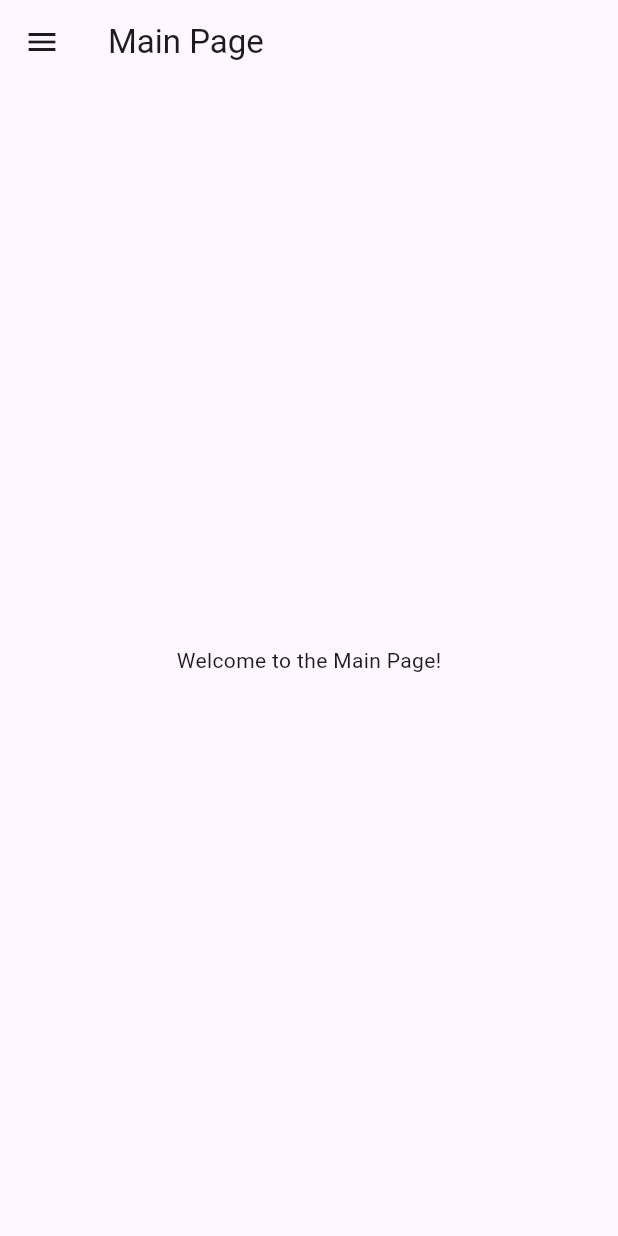
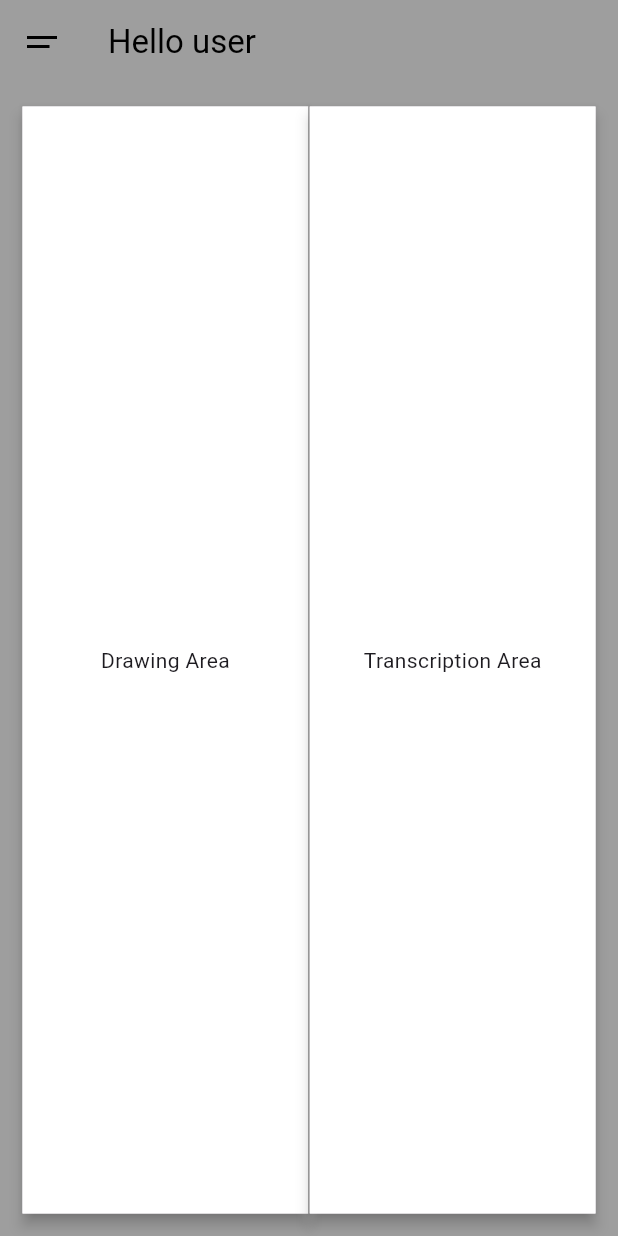
Before and after one commit to SergBoi01/Senior-Project, a Flutter app: the MainPage screen opened directly, on a phone screen of 412 x 824 dp. Run offline on Flutter 3.47's test engine with Material 3 defaults, Android fonts, the phone set to English and light mode, and no system bars; our stand-ins replace firebase_auth, firebase_core; accounts and stored records are empty.

Commit message:
Updated a few files slightly, mainly worked on main page frontend so we have a baseline for future work.

```diff
--- a/lib/main.dart
+++ b/lib/main.dart
@@ -1,6 +1,5 @@
 import 'package:flutter/material.dart';
 import 'package:senior_project/screens/splash_screen.dart';
-import 'package:senior_project/screens/registration_screen.dart';
 
 import 'package:firebase_core/firebase_core.dart';
 import 'firebase_options.dart';
--- a/lib/screens/main_page.dart
+++ b/lib/screens/main_page.dart
@@ -1,64 +1,171 @@
-
 import 'package:flutter/material.dart';
 import 'package:senior_project/screens/glossary_screen.dart';
+import 'package:senior_project/screens/login_screen.dart';
 import 'package:senior_project/screens/symbols_screen.dart';
 
-class MainPage extends StatelessWidget {
+class MainPage extends StatefulWidget {
   const MainPage({super.key});
+
+  @override
+  State<MainPage> createState() => _MainPageState();
+}
+
+class _MainPageState extends State<MainPage> with SingleTickerProviderStateMixin {
+  late AnimationController _animationController;
+  bool isMenuOpen = false;
+
+  @override
+  void initState() {
+    super.initState();
+    _animationController = AnimationController(
+      vsync: this,
+      duration: const Duration(milliseconds: 300),
+    );
+  }
+
+  @override
+  void dispose() {
+    _animationController.dispose();
+    super.dispose();
+  }
+
+  void _toggleMenu() {
+    if (isMenuOpen) {
+      _animationController.reverse();
+      Scaffold.of(context).openDrawer();
+    } else {
+      _animationController.forward();
+      Scaffold.of(context).openDrawer();
+    }
+    setState(() {
+      isMenuOpen = !isMenuOpen;
+    });
+  }
 
   @override
   Widget build(BuildContext context) {
     return Scaffold(
+      backgroundColor: Colors.grey[500],
       appBar: AppBar(
-        title: const Text('Main Page'),
+        backgroundColor: Colors.transparent,
+        elevation: 0,
+        automaticallyImplyLeading: false,
+        title: const Text(
+          'Hello user',
+          style: TextStyle(color: Colors.black),
+        ),
+        leading: Builder(
+          builder: (context) => IconButton(
+            icon: AnimatedBuilder(
+              animation: _animationController,
+              builder: (context, child) {
+                return Transform.rotate(
+                  angle: _animationController.value * 0.5 * 3.141592653589793,
+                  child: Column(
+                    mainAxisAlignment: MainAxisAlignment.center,
+                    crossAxisAlignment: CrossAxisAlignment.start,
+                    children: [
+                      Container(
+                        height: 2,
+                        width: 20,
+                        color: Colors.black,
+                      ),
+                      const SizedBox(height: 4),
+                      Container(
+                        height: 2,
+                        width: 15,
+                        color: Colors.black,
+                      ),
+                    ],
+                  ),
+                );
+              },
+            ),
+            onPressed: () => Scaffold.of(context).openDrawer(),
+          ),
+        ),
       ),
       drawer: Drawer(
-        child: ListView(
-          // Important: Remove any padding from the ListView.
-          padding: EdgeInsets.zero,
+        backgroundColor: Colors.black,
+        child: Column(
+          crossAxisAlignment: CrossAxisAlignment.start,
           children: [
-            const DrawerHeader(
-              decoration: BoxDecoration(
-                color: Colors.blue,
+            const Padding(
+              padding: EdgeInsets.all(16.0),
+              child: Text(
+                'Your Media',
+                style: TextStyle(color: Colors.white, fontSize: 20),
               ),
-              child: Text('Menu'),
             ),
             ListTile(
-              leading: const Icon(Icons.book),
-              title: const Text('Glossary'),
+              leading: const Icon(Icons.book, color: Colors.white),
+              title: const Text('Glossary', style: TextStyle(color: Colors.white)),
+              trailing: const Icon(Icons.arrow_forward_ios, color: Colors.white),
               onTap: () {
-                // Close the drawer
                 Navigator.pop(context);
-                // Navigate to the glossary screen
-                Navigator.push(context, MaterialPageRoute(builder: (context) => const GlossaryScreen()));
+                Navigator.push(
+                  context,
+                  MaterialPageRoute(builder: (context) => const GlossaryScreen()),
+                );
               },
             ),
             ListTile(
-              leading: const Icon(Icons.star),
-              title: const Text('Symbols'),
+              leading: const Icon(Icons.star, color: Colors.white),
+              title: const Text('Symbols', style: TextStyle(color: Colors.white)),
+              trailing: const Icon(Icons.arrow_forward_ios, color: Colors.white),
               onTap: () {
-                // Close the drawer
                 Navigator.pop(context);
-                // Navigate to the symbols screen
-                Navigator.push(context, MaterialPageRoute(builder: (context) => const SymbolsScreen()));
+                Navigator.push(
+                  context,
+                  MaterialPageRoute(builder: (context) => const SymbolsScreen()),
+                );
               },
             ),
-            const Divider(),
+            const Spacer(),
+            const Divider(color: Colors.white),
             ListTile(
-              leading: const Icon(Icons.logout),
-              title: const Text('Logout'),
+              leading: const Icon(Icons.logout, color: Colors.white),
+              title: const Text('Logout', style: TextStyle(color: Colors.white)),
               onTap: () {
-                // Close the drawer
                 Navigator.pop(context);
-                // Navigate back to login screen
-                Navigator.pushReplacementNamed(context, '/');
+                Navigator.pushReplacement(
+                  context,
+                  MaterialPageRoute(builder: (context) => const LoginScreen()),
+                );
               },
             ),
           ],
         ),
       ),
-      body: const Center(
-        child: Text('Welcome to the Main Page!'),
+      body: Padding(
+        padding: const EdgeInsets.symmetric(horizontal: 15.0, vertical: 15.0),
+        child: Row(
+          children: [
+            Expanded(
+              child: Material(
+                elevation: 4,
+                child: Container(
+                  color: Colors.white,
+                  child: const Center(
+                    child: Text('Drawing Area'),
+                  ),
+                ),
+              ),
+            ),
+            const VerticalDivider(width: 1, color: Colors.grey),
+            Expanded(
+              child: Material(
+                elevation: 4,
+                child: Container(
+                  color: Colors.white,
+                  child: const Center(
+                    child: Text('Transcription Area'),
+                  ),
+                ),
+              ),
+            ),
+          ],
+        ),
       ),
     );
   }
```
Also changed, not shown: lib/screens/registration_screen.dart (+25 -2 lines), lib/firebase_options.dart.
